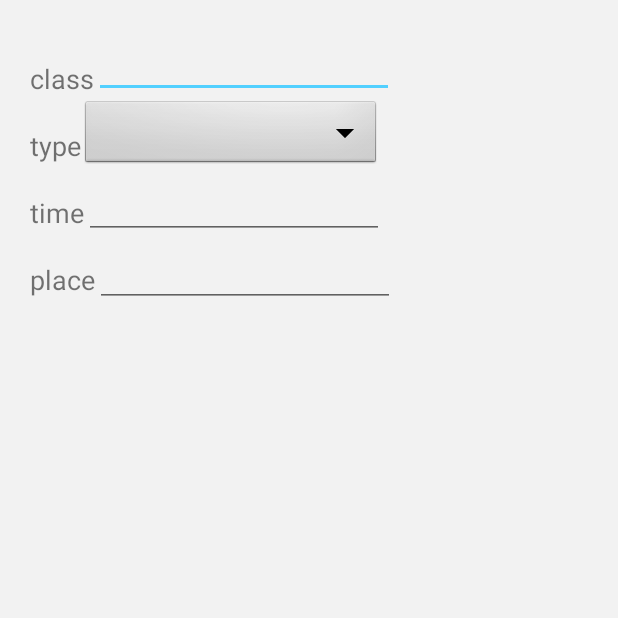
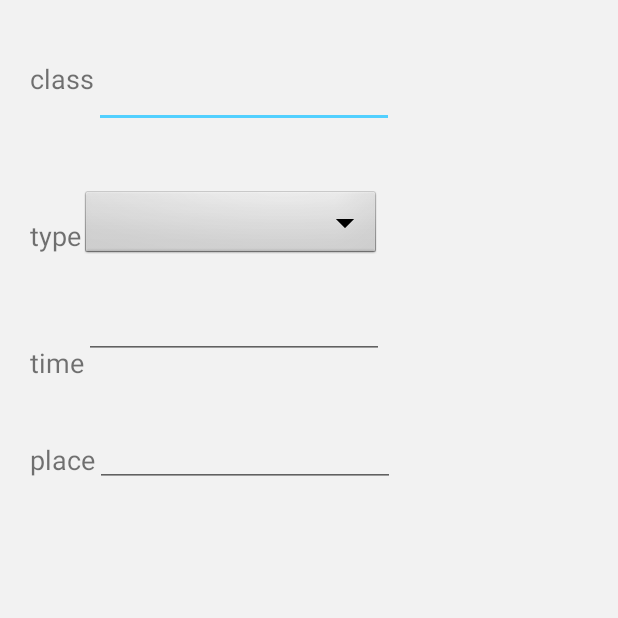
Before and after one commit to candice95/Study-Buddies, an Android app: the createApptActivity screen opened directly, with no data from a screen before it, on a phone screen of 412 x 824 dp, the top half of it. Run offline under Robolectric (Android 15) with nearby library versions, the phone set to English and light mode, and no system bars.

Commit message:
createAppt

```diff
--- a/app/src/main/res/layout/activity_create_appt.xml
+++ b/app/src/main/res/layout/activity_create_appt.xml
@@ -10,7 +10,7 @@
         android:layout_width="wrap_content"
         android:layout_height="wrap_content"
         android:layout_marginTop="20dp"
-        android:layout_marginBottom="20dp"
+        android:layout_marginBottom="60dp"
         android:textSize="18sp"
         android:text = "class"
         />
@@ -20,6 +20,8 @@
         android:layout_width="200dp"
         android:layout_height="wrap_content"
         android:layout_toRightOf="@+id/text_class"
+        android:layout_marginTop="20dp"
+        android:layout_marginBottom="40dp"
         android:singleLine="true"
         />
 
@@ -27,6 +29,8 @@
         android:id="@+id/text_type"
         android:layout_width="wrap_content"
         android:layout_height="wrap_content"
+        android:layout_marginBottom="60dp"
+        android:layout_marginTop="20dp"
         android:text="type"
         android:textSize="18sp"
         android:layout_below="@+id/text_class"
@@ -38,6 +42,7 @@
         android:layout_height="wrap_content"
         android:layout_toRightOf="@+id/text_type"
         android:layout_below="@+id/edittext_class"
+        android:layout_marginBottom="20dp"
         android:background="@android:drawable/btn_dropdown"
         android:spinnerMode="dropdown"
         />
@@ -46,8 +51,7 @@
         android:id="@+id/text_time"
         android:layout_width="wrap_content"
         android:layout_height="wrap_content"
-        android:layout_marginTop="20dp"
-        android:layout_marginBottom="20dp"
+        android:layout_marginBottom="40dp"
         android:textSize="18sp"
         android:text = "time"
         android:layout_below="@id/text_type"
@@ -59,6 +63,7 @@
         android:layout_height="wrap_content"
         android:layout_toRightOf="@id/text_time"
         android:layout_below="@+id/spinner_class"
+        android:layout_marginBottom="40dp"
         android:singleLine="true"
         />
 
@@ -68,6 +73,7 @@
         android:layout_height="wrap_content"
         android:layout_below="@+id/text_time"
         android:textSize="18sp"
+        android:layout_marginBottom="40dp"
         android:text = "place"/>
 
     <EditText
@@ -75,6 +81,7 @@
         android:layout_width="200dp"
         android:layout_height="wrap_content"
         android:layout_toRightOf="@id/text_place"
+        android:layout_marginBottom="40dp"
         android:layout_below="@id/edittext_time"
         android:singleLine="true"
         />
```
